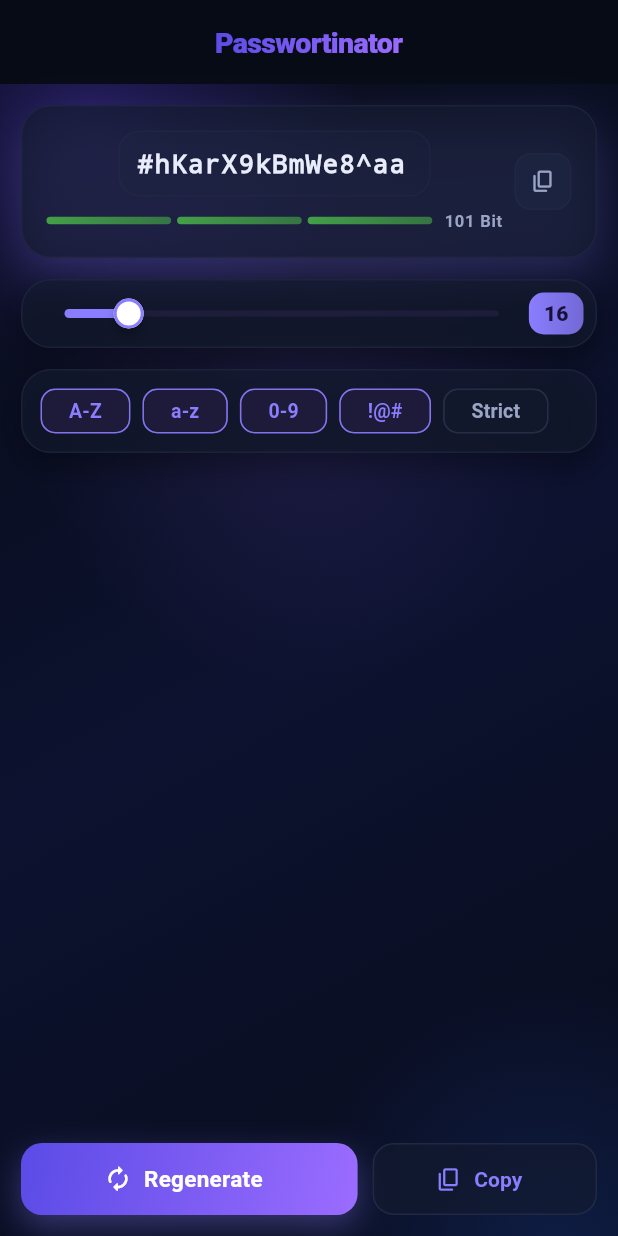
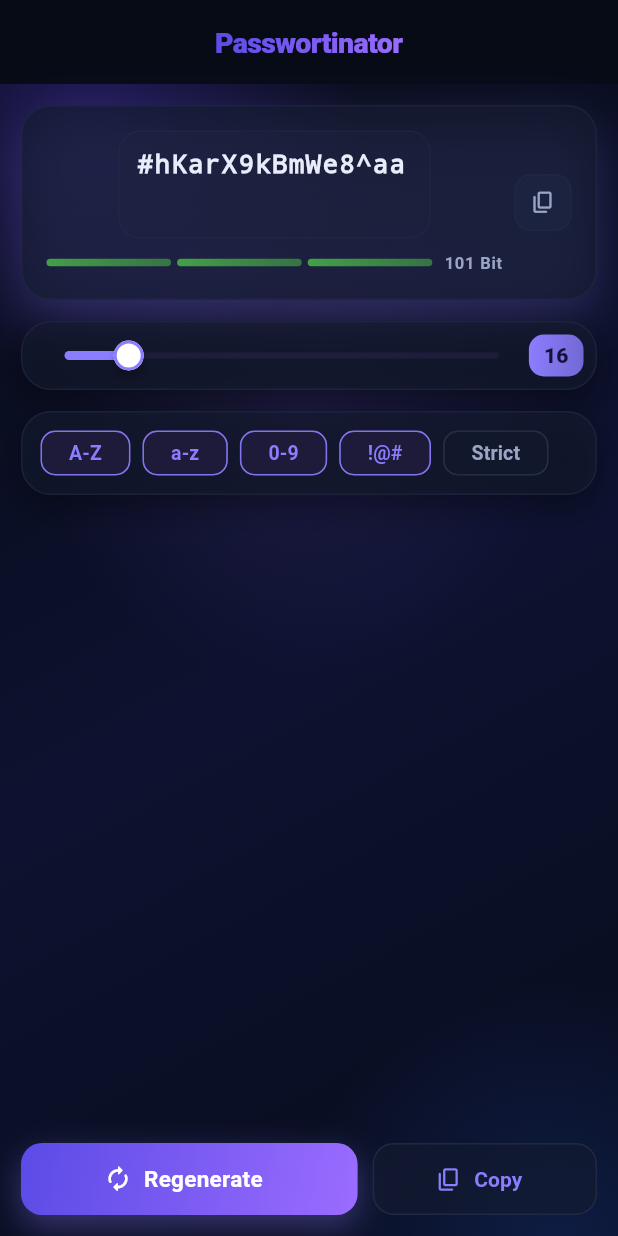
Before and after one commit to isanuric/passwortinator, a Flutter app: the screen it shows after launch, on a phone screen of 412 x 824 dp. Run offline on Flutter 3.47's test engine with Material 3 defaults, Android fonts, the phone set to English and light mode, and no system bars; our stand-ins replace flutter_riverpod.

Commit message:
fix: ensure fixed height for password field in PasswordDisplayCard and add test for height consistency

```diff
--- a/lib/src/features/password_generator/ui/widgets/password_display_card.dart
+++ b/lib/src/features/password_generator/ui/widgets/password_display_card.dart
@@ -11,6 +11,10 @@ import 'strength_indicator.dart';
 /// Watches only `password`, `strength` and `entropy`.
 class PasswordDisplayCard extends ConsumerWidget {
   const PasswordDisplayCard({super.key});
+
+  /// Fixed height of the password field. Chosen to comfortably fit the longest
+  /// allowed password (64 chars, smallest font) wrapping to 3 lines.
+  static const double _passwordFieldHeight = 72;
 
   @override
   Widget build(BuildContext context, WidgetRef ref) {
@@ -32,11 +36,15 @@ class PasswordDisplayCard extends ConsumerWidget {
               children: [
                 // Password field
                 AnimatedSwitcher(
+                  key: const Key('password-switcher'),
                   duration: const Duration(milliseconds: 220),
                   switchInCurve: Curves.easeOut,
                   switchOutCurve: Curves.easeIn,
                   child: Container(
                     key: ValueKey(password),
+                    // Fixed height: the field never grows or shrinks regardless
+                    // of how many lines the password wraps to.
+                    height: _passwordFieldHeight,
                     padding: const EdgeInsets.symmetric(
                       horizontal: 12,
                       vertical: 10,
```
Also changed, not shown: 1 other file.
